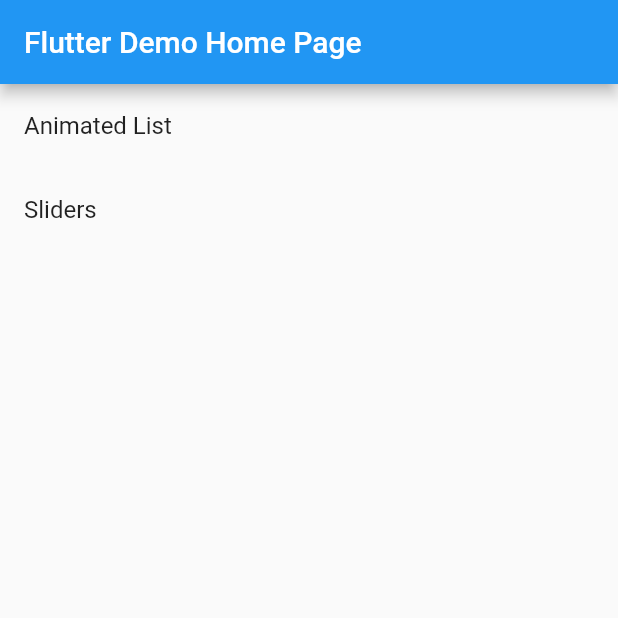
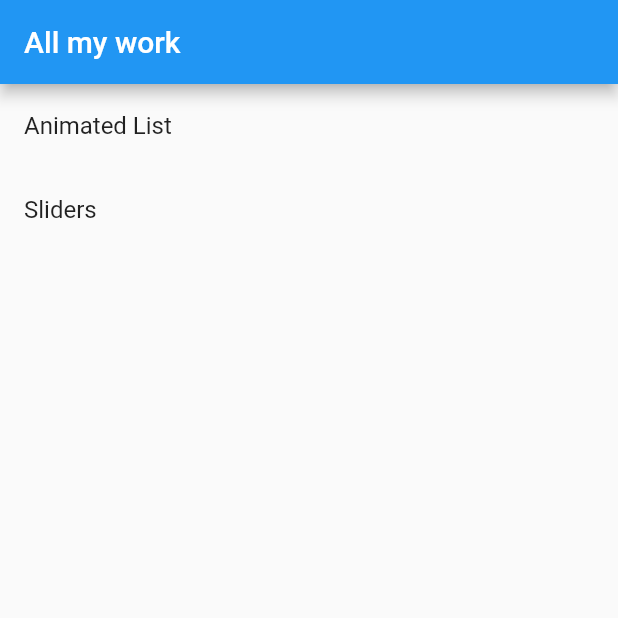
Before and after one commit to samuelezedi/flutter_projects, a Flutter app: the screen it shows after launch, on a phone screen of 412 x 824 dp, the top half of it. Run offline on Flutter 3.47's test engine with Material 2 defaults, Android fonts, the phone set to English and light mode, and no system bars.

Commit message:
edited main.dart

```diff
--- a/lib/main.dart
+++ b/lib/main.dart
@@ -22,7 +22,7 @@
         primarySwatch: Colors.blue,
         visualDensity: VisualDensity.adaptivePlatformDensity,
       ),
-      home: MyHomePage(title: 'Flutter Demo Home Page'),
+      home: MyHomePage(title: 'All my work'),
     );
   }
 }
```
